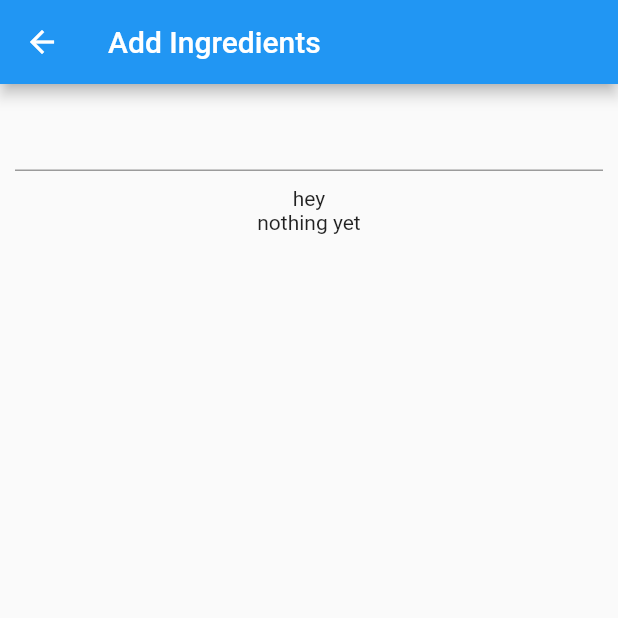
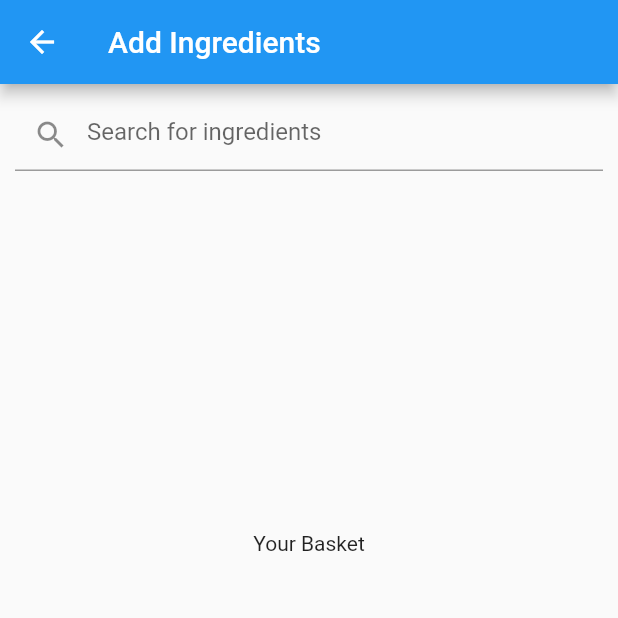
Before and after one commit to ausgomez/recipe_app_flutter, a Flutter app: the AddIngredientsPage screen opened by its route, on a phone screen of 412 x 824 dp, the top half of it. Run offline on Flutter 3.47's test engine with Material 2 defaults, Android fonts, the phone set to English and light mode, and no system bars.

Commit message:
improving ingredient selection process

```diff
--- a/lib/data/ingredients.dart
+++ b/lib/data/ingredients.dart
@@ -14,7 +14,7 @@ class Ingredients {
     'eggs'
   ];
 
-  Future<dynamic> matchIngredients(String hint) async {
-    return ingredients.where((element) => element.contains(hint));
+  Future<List> matchIngredients(String hint) async {
+    return ingredients.where((element) => element.contains(hint)).toList();
   }
 }
--- a/lib/screens/Cook/addIngsPage.dart
+++ b/lib/screens/Cook/addIngsPage.dart
@@ -7,7 +7,8 @@ class AddIngredientsPage extends StatefulWidget {
 }
 
 class _AddIngredientsPageState extends State<AddIngredientsPage> {
-  dynamic localIngs;
+  List localIngs = [];
+  List localBasket = [];
 
   @override
   Widget build(BuildContext context) {
@@ -15,12 +16,16 @@ class _AddIngredientsPageState extends State<AddIngredientsPage> {
       appBar: AppBar(
         title: Text('Add Ingredients'),
       ),
-      body: Container(
+      body: SingleChildScrollView(
+        child: Container(
           child: Column(
             children: [
               Container(
                 padding: EdgeInsets.all(10.0),
                 child: TextField(
+                  decoration: InputDecoration(
+                      hintText: 'Search for ingredients',
+                      prefixIcon: Icon(Icons.search)),
                   style: TextStyle(
                     color: Colors.black,
                   ),
@@ -36,18 +41,29 @@ class _AddIngredientsPageState extends State<AddIngredientsPage> {
                   },
                 ),
               ),
-            Text('hey'),
-            localIngs != null
-                ? Container(
+              Container(
                 margin: EdgeInsets.all(15.0),
                 child: SizedBox(
                   height: 200.0,
-                      child: new ListView.builder(
+                  child: localIngs.length > 0
+                      ? ListView.builder(
                           scrollDirection: Axis.vertical,
                           itemCount: localIngs.length,
                           itemBuilder: (BuildContext ctxt, int index) {
                             return InkWell(
-                            onTap: () => {print('clicked on tab $index')},
+                              onTap: () {
+                                print('tapped!');
+                                setState(() {
+                                  // insert into the local basket the selected ingredient
+                                  localBasket.insert(0, localIngs[index]);
+
+                                  // trying to remove the ingredient from the local list
+                                  localIngs = localIngs.where((x) {
+                                    print(x);
+                                    return x != localIngs[index];
+                                  }).toList();
+                                });
+                              },
                               child: Card(
                                 elevation: 5,
                                 child: Container(
@@ -57,13 +73,87 @@ class _AddIngredientsPageState extends State<AddIngredientsPage> {
                               ),
                             );
                           },
+                        )
+                      : Text(''),
                 ),
               ),
+              Text('Your Basket'),
+              Container(
+                margin: EdgeInsets.all(15.0),
+                child: SizedBox(
+                  height: 300,
+                  child: GridView.builder(
+                    gridDelegate: SliverGridDelegateWithFixedCrossAxisCount(
+                        crossAxisCount: 3),
+                    itemCount: localBasket.length,
+                    itemBuilder: (BuildContext context, int index) {
+                      return InkWell(
+                        onTap: () {
+                          setState(() {
+                            localBasket.remove(localBasket[index]);
+                          });
+                        },
+                        child: Container(
+                          margin: EdgeInsets.all(2),
+                          padding: EdgeInsets.all(4),
+                          decoration: BoxDecoration(
+                            color: Colors.blue,
+                            borderRadius: BorderRadius.circular(12),
+                          ),
+                          child: Column(
+                            mainAxisAlignment: MainAxisAlignment.center,
+                            children: [
+                              CircleAvatar(
+                                backgroundImage: NetworkImage(
+                                    'https://spoonacular.com/cdn/ingredients_100x100/apple-juice.jpg'),
+                              ),
+                              SizedBox(height: 10),
+                              Text(
+                                localBasket[index],
+                                style: TextStyle(color: Colors.white),
                               )
-                : Text('nothing yet'),
                             ],
                           ),
                         ),
                       );
+                    },
+                  ),
+                ),
+              ),
+            ],
+          ),
+        ),
+      ),
+      floatingActionButton: (localBasket.length > 2)
+          ? FloatingActionButton(
+              backgroundColor: Colors.orange,
+              onPressed: () => null,
+              tooltip: 'Increment',
+              child: Icon(Icons.arrow_forward),
+            )
+          : null,
+    );
   }
 }
+
+/*
+GridView.count(
+                                    crossAxisCount: 4,
+                                    childAspectRatio: 1.0,
+                                    padding: const EdgeInsets.all(4.0),
+                                    mainAxisSpacing: 4.0,
+                                    crossAxisSpacing: 4.0,
+                                    children: <Widget>[
+                                      Container(
+                                        child: CircleAvatar(
+                                          radius: 20,
+                                          backgroundImage: NetworkImage(
+                                              "https://i.imgur.com/BoN9kdC.png"),
+                                        ),
+                                      ),
+                                      SizedBox(
+                                        child: Text('${localBasket[index]}'),
+                                      ),
+                                      Text('${localBasket[index]}')
+                                    ],
+                                  )*/
```
Lines whose indentation alone changed are shown as unchanged.
